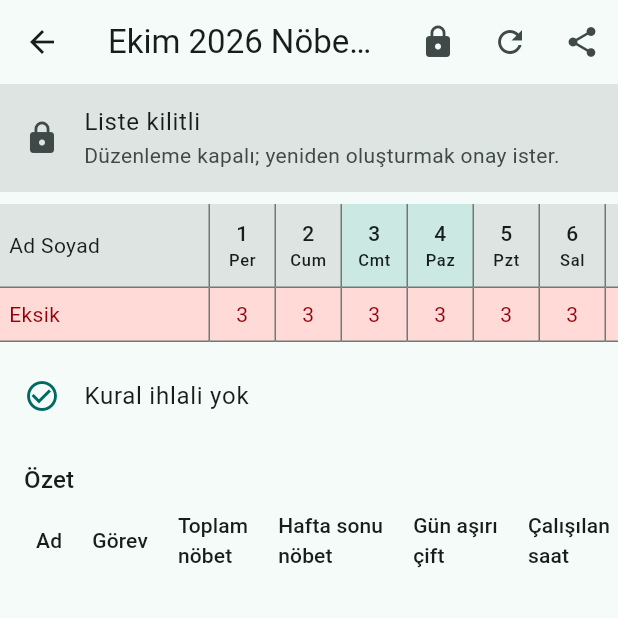
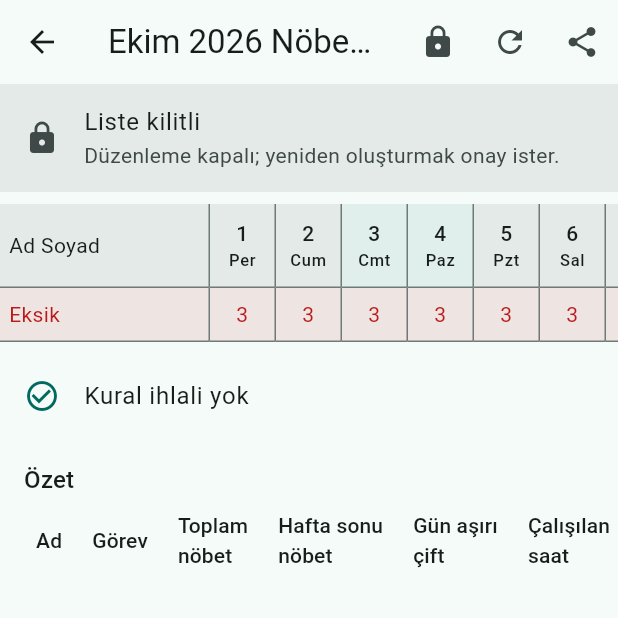
Before and after one commit to mervebesik14/nobet, a Flutter app: the RosterPage screen opened directly, after a tap on the "lock open" icon, on a phone screen of 412 x 824 dp, the top half of it. Run offline on Flutter 3.47's test engine with Material 3 defaults, Android fonts, the phone set to English and light mode, and no system bars; our stand-ins replace file_picker, flutter_riverpod, hive_ce, hive_ce_flutter, pdf, printing and 2 more; accounts and stored records are empty; statements that could not run were skipped.

Commit message:
Tema renklerini yumuşat, göz yormayan uyumlu tonlar
- lib/shared/app_colors.dart: marka renginin yüzeye düşük oranda
  karıştırılmasıyla hafif, tema uyumlu tonlar (hafta sonu, tatil, grup,
  bilgi, uyarı). Açık ve koyu temada göz yormaz
- Tablo, takvim, özet, Ay Planı ve Tatiller ekranlarındaki parlak
  ...Container renkleri bu yumuşak tonlarla değiştirildi; metinler
  onSurface/primary/error ile okunaklı
- Tatil sütunu için hafta sonundan ayrışan hafif sıcak ton
- Tabloda grup başlığı tek satıra sığacak şekilde (FittedBox)

Co-Authored-By: Claude Opus 4.8 <noreply@anthropic.com>
Claude-Session: https://claude.ai/code/session_01Y1rGiZaaKPQZyhnhoZdPnr

```diff
--- a/lib/features/month/month_page.dart
+++ b/lib/features/month/month_page.dart
@@ -11,6 +11,7 @@ import '../roster/roster_page.dart';
 import '../roster/yearly_summary_page.dart';
 import 'month_plan_controller.dart';
 import 'unavailable_days_page.dart';
+import '../../shared/app_colors.dart';
 
 /// Ay Planı sekmesi: ay seçici, aktif kişiler ve istenmeyen gün sayıları,
 /// liste oluşturmadan önceki uygunluk uyarıları.
@@ -89,7 +90,7 @@ class MonthPage extends ConsumerWidget {
                       ref.read(monthPlanProvider.notifier).setLocked(false),
                   child: const Text('Kilidi aç'),
                 ),
-                tileColor: theme.colorScheme.surfaceContainerHighest,
+                tileColor: theme.colorScheme.headerTint,
               ),
             ),
           if (active.isEmpty)
@@ -191,8 +192,8 @@ class _FeasibilitySection extends StatelessWidget {
     return Card(
       margin: const EdgeInsets.fromLTRB(16, 24, 16, 0),
       color: report.isFeasible
-          ? theme.colorScheme.surfaceContainerHighest
-          : theme.colorScheme.errorContainer,
+          ? theme.colorScheme.headerTint
+          : theme.colorScheme.dangerTint,
       child: Padding(
         padding: const EdgeInsets.symmetric(vertical: 8),
         child: Column(
--- a/lib/features/roster/roster_page.dart
+++ b/lib/features/roster/roster_page.dart
@@ -20,6 +20,7 @@ import 'roster_pdf.dart';
 import 'roster_flow.dart';
 import 'roster_table.dart';
 import 'summary_table.dart';
+import '../../shared/app_colors.dart';
 
 /// Seçili ayın nöbet listesi, elle düzenleme, kural uyarıları ve özet.
 ///
@@ -502,7 +503,7 @@ class _RosterPageState extends ConsumerState<RosterPage> {
               subtitle: const Text(
                 'Düzenleme kapalı; yeniden oluşturmak onay ister.',
               ),
-              tileColor: theme.colorScheme.surfaceContainerHighest,
+              tileColor: theme.colorScheme.headerTint,
             )
           else if (_swapFrom case final from?)
             MaterialBanner(
@@ -586,10 +587,10 @@ class _ViolationList extends StatelessWidget {
         title: const Text('Kural ihlali yok'),
       );
     }
-    final onColor = theme.colorScheme.onErrorContainer;
+    final onColor = theme.colorScheme.error;
     return Card(
       margin: const EdgeInsets.fromLTRB(16, 8, 16, 0),
-      color: theme.colorScheme.errorContainer,
+      color: theme.colorScheme.dangerTint,
       child: Padding(
         padding: const EdgeInsets.symmetric(vertical: 8),
         child: Column(
--- a/lib/features/roster/roster_table.dart
+++ b/lib/features/roster/roster_table.dart
@@ -2,6 +2,7 @@ import 'package:flutter/material.dart';
 import 'package:intl/intl.dart';
 
 import '../../models/models.dart';
+import '../../shared/app_colors.dart';
 
 /// Tablodaki bir kişi satırı.
 typedef RosterRow = ({String id, String name, Role role});
@@ -74,8 +75,8 @@ class RosterTable extends StatelessWidget {
     }
 
     Color? columnColor(int day) {
-      if (holidayDays.contains(day)) return scheme.tertiaryContainer;
-      if (weekendDays.contains(day)) return scheme.secondaryContainer;
+      if (holidayDays.contains(day)) return scheme.holidayTint;
+      if (weekendDays.contains(day)) return scheme.weekendTint;
       return null;
     }
 
@@ -108,12 +109,18 @@ class RosterTable extends StatelessWidget {
           box(
             width: _labelWidth,
             height: _groupHeight,
-            color: scheme.primaryContainer,
+            color: scheme.groupTint,
             alignment: Alignment.centerLeft,
-            child: Text(
-              row.role.pluralLabel,
-              style: theme.textTheme.labelMedium?.copyWith(
-                color: scheme.onPrimaryContainer,
+            child: FittedBox(
+              fit: BoxFit.scaleDown,
+              alignment: Alignment.centerLeft,
+              child: Text(
+                row.role.pluralLabel,
+                maxLines: 1,
+                style: theme.textTheme.labelMedium?.copyWith(
+                  color: scheme.primary,
+                  fontWeight: FontWeight.w600,
+                ),
               ),
             ),
           ),
@@ -125,7 +132,7 @@ class RosterTable extends StatelessWidget {
                 box(
                   width: _cellWidth,
                   height: _groupHeight,
-                  color: scheme.primaryContainer,
+                  color: scheme.groupTint,
                 ),
             ],
           ),
@@ -175,12 +182,9 @@ class RosterTable extends StatelessWidget {
         box(
           width: _labelWidth,
           height: _rowHeight,
-          color: scheme.errorContainer,
+          color: scheme.dangerTint,
           alignment: Alignment.centerLeft,
-          child: Text(
-            'Eksik',
-            style: TextStyle(color: scheme.onErrorContainer),
-          ),
+          child: Text('Eksik', style: TextStyle(color: scheme.error)),
         ),
       );
       right.add(
@@ -196,12 +200,12 @@ class RosterTable extends StatelessWidget {
                   width: _cellWidth,
                   height: _rowHeight,
                   color: missingByDay.containsKey(d)
-                      ? scheme.errorContainer
+                      ? scheme.dangerTint
                       : columnColor(d),
                   child: missingByDay.containsKey(d)
                       ? Text(
                           '${missingByDay[d]}',
-                          style: TextStyle(color: scheme.onErrorContainer),
+                          style: TextStyle(color: scheme.error),
                         )
                       : null,
                 ),
@@ -219,7 +223,7 @@ class RosterTable extends StatelessWidget {
             box(
               width: _labelWidth,
               height: _headerHeight,
-              color: scheme.surfaceContainerHighest,
+              color: scheme.headerTint,
               alignment: Alignment.centerLeft,
               child: const Text('Ad Soyad'),
             ),
@@ -237,7 +241,7 @@ class RosterTable extends StatelessWidget {
                       box(
                         width: _cellWidth,
                         height: _headerHeight,
-                        color: columnColor(d) ?? scheme.surfaceContainerHighest,
+                        color: columnColor(d) ?? scheme.headerTint,
                         child: FittedBox(
                           fit: BoxFit.scaleDown,
                           child: Column(
@@ -311,12 +315,12 @@ class RosterTable extends StatelessWidget {
     final color = selected
         ? scheme.primary
         : violated
-        ? scheme.errorContainer
+        ? scheme.dangerTint
         : columnColor;
     final textColor = selected
         ? scheme.onPrimary
         : violated
-        ? scheme.onErrorContainer
+        ? scheme.error
         : scheme.primary;
     return box(
       width: _cellWidth,
--- a/lib/features/roster/summary_table.dart
+++ b/lib/features/roster/summary_table.dart
@@ -2,6 +2,7 @@ import 'package:flutter/material.dart';
 import 'package:intl/intl.dart';
 
 import '../../logic/roster_summary.dart';
+import '../../shared/app_colors.dart';
 
 /// Liste sonundaki kişi başı özet tablo ve rol grubu ortalamaları.
 class SummaryTable extends StatelessWidget {
@@ -55,9 +56,7 @@ class SummaryTable extends StatelessWidget {
             ),
           for (final a in summary.averages.values)
             DataRow(
-              color: WidgetStatePropertyAll(
-                theme.colorScheme.surfaceContainerHighest,
-              ),
+              color: WidgetStatePropertyAll(theme.colorScheme.headerTint),
               cells: [
                 DataCell(Text('Ortalama', style: averageStyle)),
                 DataCell(Text(a.role.pluralLabel, style: averageStyle)),
--- a/lib/shared/widgets/section_header.dart
+++ b/lib/shared/widgets/section_header.dart
@@ -1,4 +1,6 @@
 import 'package:flutter/material.dart';
+
+import '../app_colors.dart';
 
 /// Liste bölüm başlığı: başlık ve yanında sayı rozeti.
 class SectionHeader extends StatelessWidget {
@@ -23,8 +25,8 @@ class SectionHeader extends StatelessWidget {
           const SizedBox(width: 8),
           Badge(
             label: Text('$count'),
-            backgroundColor: theme.colorScheme.secondaryContainer,
-            textColor: theme.colorScheme.onSecondaryContainer,
+            backgroundColor: theme.colorScheme.infoTint,
+            textColor: theme.colorScheme.primary,
           ),
         ],
       ),
```
Also changed, not shown: lib/features/holidays/holidays_page.dart (+7 -19 lines), lib/features/month/unavailable_days_page.dart (+6 -11 lines), lib/shared/app_colors.dart (added, +29 -0 lines).
